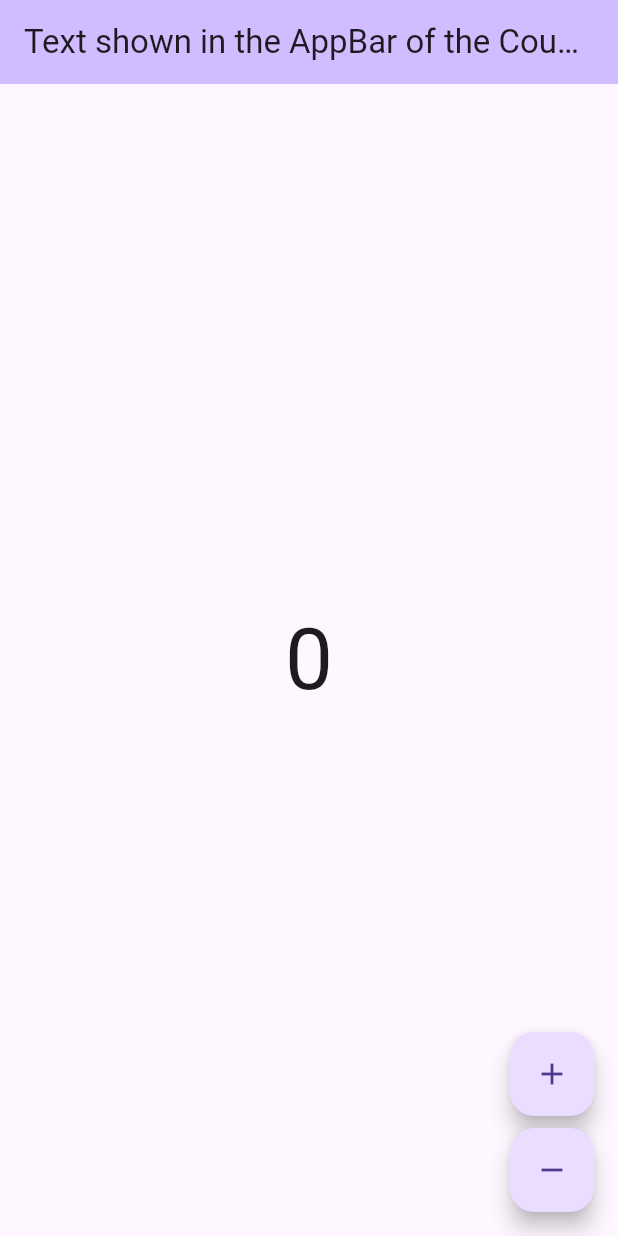
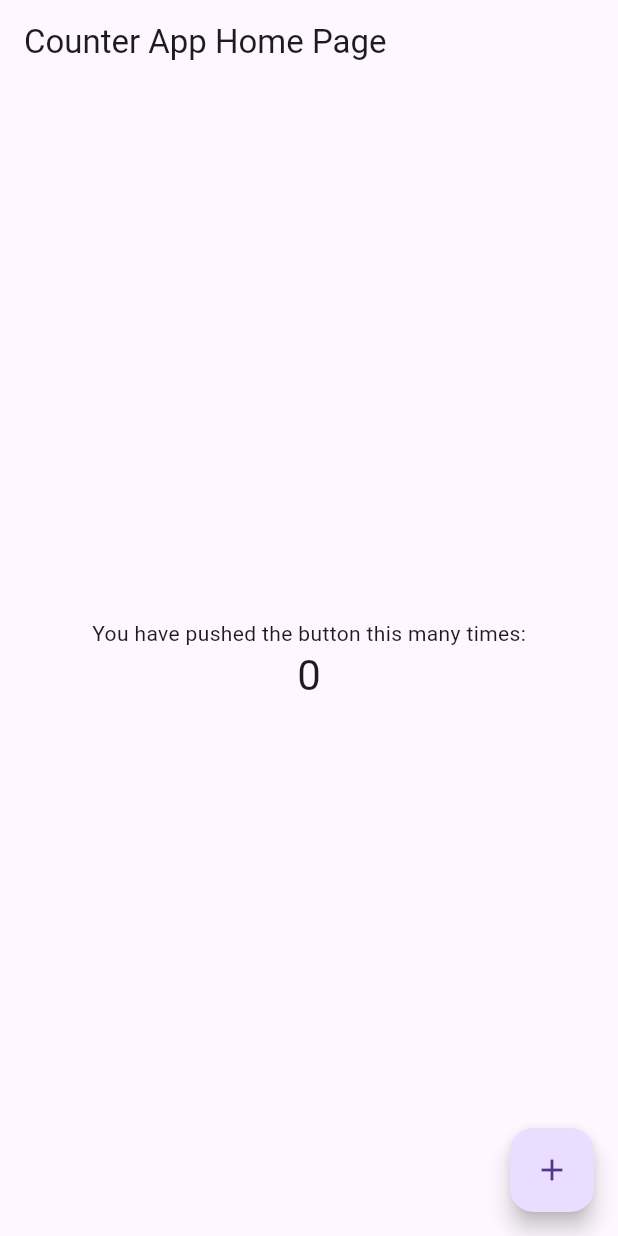
Before and after one commit to anirac-tech/2024_black_tax_and_white_benefits, a Flutter app: the screen it shows after launch, on a phone screen of 412 x 824 dp. Run offline on Flutter 3.47's test engine with Material 3 defaults, Android fonts, the phone set to English and light mode, and no system bars; our stand-ins replace bloc, flutter_bloc.

Commit message:
replace with default counter app and test

```diff
--- a/lib/app/view/app.dart
+++ b/lib/app/view/app.dart
@@ -1,17 +1,63 @@
-import 'package:black_tax_and_white_benefits/counter/counter.dart';
 import 'package:flutter/material.dart';
 
 class App extends StatelessWidget {
   const App({super.key});
 
   @override
-  Widget build(BuildContext context) => MaterialApp(
-        theme: ThemeData(
-          appBarTheme: AppBarTheme(
-            backgroundColor: Theme.of(context).colorScheme.inversePrimary,
-          ),
-          useMaterial3: true,
+  Widget build(BuildContext context) {
+    return const MaterialApp(
+      title: 'Counter App',
+      home: MyHomePage(title: 'Counter App Home Page'),
+    );
+  }
+}
+
+class MyHomePage extends StatefulWidget {
+  const MyHomePage({super.key, required this.title});
+
+  final String title;
+
+  @override
+  State<MyHomePage> createState() => _MyHomePageState();
+}
+
+class _MyHomePageState extends State<MyHomePage> {
+  int _counter = 0;
+
+  void _incrementCounter() {
+    setState(() {
+      _counter++;
+    });
+  }
+
+  @override
+  Widget build(BuildContext context) {
+    return Scaffold(
+      appBar: AppBar(
+        title: Text(widget.title),
+      ),
+      body: Center(
+        child: Column(
+          mainAxisAlignment: MainAxisAlignment.center,
+          children: <Widget>[
+            const Text(
+              'You have pushed the button this many times:',
+            ),
+            Text(
+              '$_counter',
+              style: Theme.of(context).textTheme.headlineMedium,
+            ),
+          ],
         ),
-        home: const CounterPage(),
-      );
+      ),
+      floatingActionButton: FloatingActionButton(
+        // Provide a Key to this button. This allows finding this
+        // specific button inside the test suite, and tapping it.
+        key: const Key('increment'),
+        onPressed: _incrementCounter,
+        tooltip: 'Increment',
+        child: const Icon(Icons.add),
+      ),
+    );
+  }
 }
```
Also changed, not shown: 3 other files.
